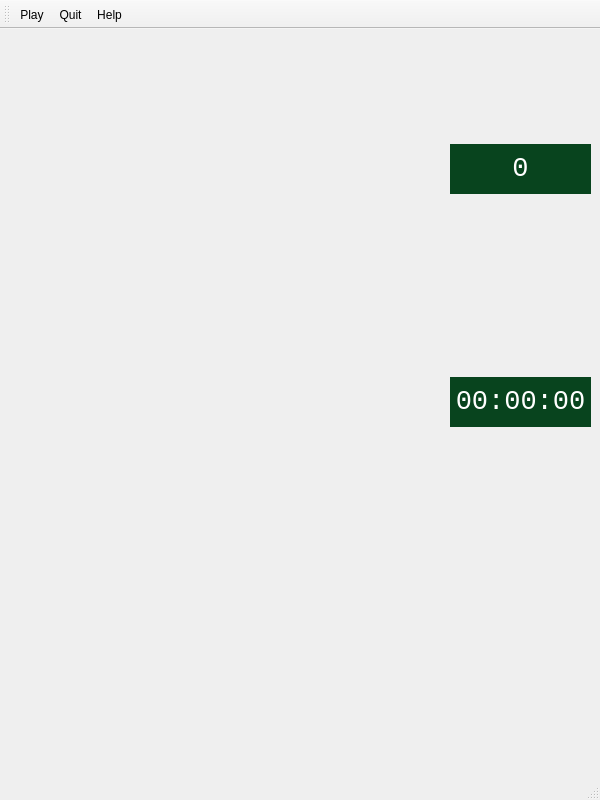
This is app/views/mainwindow.ui in Lagui-dev/MakeTen as Qt 5 draws it before an edit. The edited form follows.
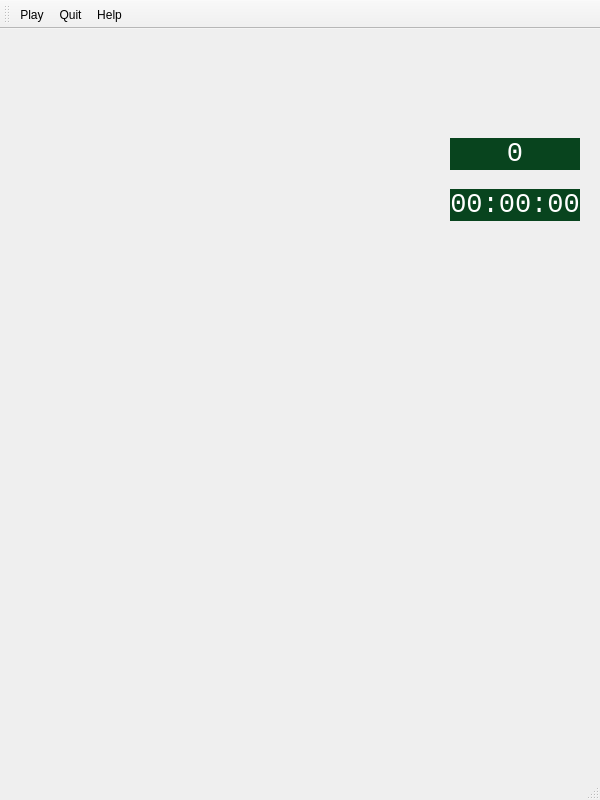
This is the edited form. Icons and pictures are not drawn.

```diff
--- a/app/views/mainwindow.ui
+++ b/app/views/mainwindow.ui
@@ -31,9 +31,15 @@
 }</string>
   </property>
   <widget class="QWidget" name="centralwidget">
-   <layout class="QGridLayout" name="gridLayout">
-    <item row="0" column="0">
      <widget class="QPushButton" name="pushButton_1">
+    <property name="geometry">
+     <rect>
+      <x>9</x>
+      <y>39</y>
+      <width>128</width>
+      <height>191</height>
+     </rect>
+    </property>
       <property name="minimumSize">
        <size>
         <width>128</width>
@@ -62,9 +68,15 @@
        <bool>true</bool>
       </property>
      </widget>
-    </item>
-    <item row="0" column="1">
      <widget class="QPushButton" name="pushButton_2">
+    <property name="geometry">
+     <rect>
+      <x>156</x>
+      <y>39</y>
+      <width>128</width>
+      <height>191</height>
+     </rect>
+    </property>
       <property name="minimumSize">
        <size>
         <width>128</width>
@@ -87,9 +99,15 @@
        <bool>true</bool>
       </property>
      </widget>
-    </item>
-    <item row="0" column="2">
      <widget class="QPushButton" name="pushButton_3">
+    <property name="geometry">
+     <rect>
+      <x>303</x>
+      <y>39</y>
+      <width>128</width>
+      <height>191</height>
+     </rect>
+    </property>
       <property name="minimumSize">
        <size>
         <width>128</width>
@@ -115,9 +133,15 @@
        <bool>true</bool>
       </property>
      </widget>
-    </item>
-    <item row="0" column="3">
      <widget class="QLabel" name="lblNumberOfCards">
+    <property name="geometry">
+     <rect>
+      <x>450</x>
+      <y>109</y>
+      <width>130</width>
+      <height>32</height>
+     </rect>
+    </property>
       <property name="maximumSize">
        <size>
         <width>16777215</width>
@@ -141,9 +165,15 @@
        <set>Qt::AlignCenter</set>
       </property>
      </widget>
-    </item>
-    <item row="1" column="0">
      <widget class="QPushButton" name="pushButton_4">
+    <property name="geometry">
+     <rect>
+      <x>9</x>
+      <y>266</y>
+      <width>128</width>
+      <height>191</height>
+     </rect>
+    </property>
       <property name="minimumSize">
        <size>
         <width>128</width>
@@ -166,9 +196,15 @@
        <bool>true</bool>
       </property>
      </widget>
-    </item>
-    <item row="1" column="1">
      <widget class="QPushButton" name="pushButton_5">
+    <property name="geometry">
+     <rect>
+      <x>156</x>
+      <y>266</y>
+      <width>128</width>
+      <height>191</height>
+     </rect>
+    </property>
       <property name="minimumSize">
        <size>
         <width>128</width>
@@ -191,9 +227,15 @@
        <bool>true</bool>
       </property>
      </widget>
-    </item>
-    <item row="1" column="2">
      <widget class="QPushButton" name="pushButton_6">
+    <property name="geometry">
+     <rect>
+      <x>303</x>
+      <y>266</y>
+      <width>128</width>
+      <height>191</height>
+     </rect>
+    </property>
       <property name="minimumSize">
        <size>
         <width>128</width>
@@ -216,9 +258,15 @@
        <bool>true</bool>
       </property>
      </widget>
-    </item>
-    <item row="1" column="3">
      <widget class="QLabel" name="lblChrono">
+    <property name="geometry">
+     <rect>
+      <x>450</x>
+      <y>160</y>
+      <width>130</width>
+      <height>32</height>
+     </rect>
+    </property>
       <property name="maximumSize">
        <size>
         <width>16777215</width>
@@ -242,9 +290,15 @@
        <set>Qt::AlignCenter</set>
       </property>
      </widget>
-    </item>
-    <item row="2" column="0">
      <widget class="QPushButton" name="pushButton_7">
+    <property name="geometry">
+     <rect>
+      <x>9</x>
+      <y>493</y>
+      <width>128</width>
+      <height>191</height>
+     </rect>
+    </property>
       <property name="minimumSize">
        <size>
         <width>128</width>
@@ -267,9 +321,15 @@
        <bool>true</bool>
       </property>
      </widget>
-    </item>
-    <item row="2" column="1">
      <widget class="QPushButton" name="pushButton_8">
+    <property name="geometry">
+     <rect>
+      <x>156</x>
+      <y>493</y>
+      <width>128</width>
+      <height>191</height>
+     </rect>
+    </property>
       <property name="minimumSize">
        <size>
         <width>128</width>
@@ -292,9 +352,15 @@
        <bool>true</bool>
       </property>
      </widget>
-    </item>
-    <item row="2" column="2">
      <widget class="QPushButton" name="pushButton_9">
+    <property name="geometry">
+     <rect>
+      <x>303</x>
+      <y>493</y>
+      <width>128</width>
+      <height>191</height>
+     </rect>
+    </property>
       <property name="minimumSize">
        <size>
         <width>128</width>
@@ -317,8 +383,6 @@
        <bool>true</bool>
       </property>
      </widget>
-    </item>
-   </layout>
   </widget>
   <widget class="QMenuBar" name="menubar">
    <property name="geometry">
```
Lines whose indentation alone changed are shown as unchanged.
